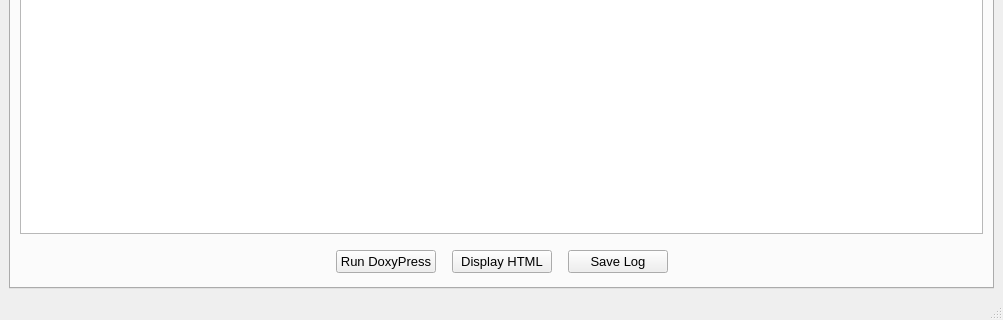
This is forms/mainwindow.ui in copperspice/doxypressapp as Qt 5 draws it before an edit; both pictures show x 0 to 1003 and y 451 to 771 of the 1003 by 771 pixel window. The edited form follows.
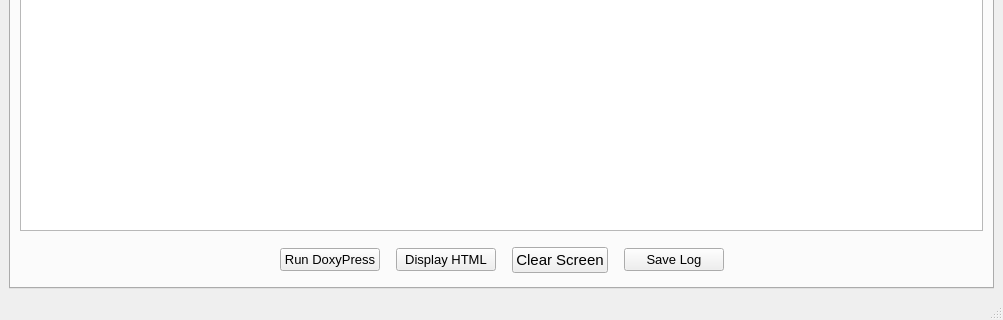
This is the edited form. The open tabs and pages were chosen to show the change.

What changed in the file:
```diff
--- a/forms/mainwindow.ui
+++ b/forms/mainwindow.ui
@@ -20,7 +20,7 @@
    </size>
   </property>
   <widget class="QWidget" name="centralwidget">
-   <layout class="QVBoxLayout" name="verticalLayout_2">
+   <layout class="QHBoxLayout" name="horizontalLayout_2">
     <item>
      <widget class="QTabWidget" name="tabWidget">
       <property name="font">
@@ -9705,6 +9705,29 @@
             </property>
            </spacer>
           </item>
+          <item>
+           <widget class="QPushButton" name="clear_PB">
+            <property name="text">
+             <string>Clear Screen</string>
+            </property>
+           </widget>
+          </item>
+          <item>
+           <spacer name="horizontalSpacer_3">
+            <property name="orientation">
+             <enum>Qt::Horizontal</enum>
+            </property>
+            <property name="sizeType">
+             <enum>QSizePolicy::Fixed</enum>
+            </property>
+            <property name="sizeHint" stdset="0">
+             <size>
+              <width>10</width>
+              <height>20</height>
+             </size>
+            </property>
+           </spacer>
+          </item>
           <item>
            <widget class="QPushButton" name="save_log_PB">
             <property name="minimumSize">
```
Left out of the diff: 96 changed lines with no effect on the pictures.
